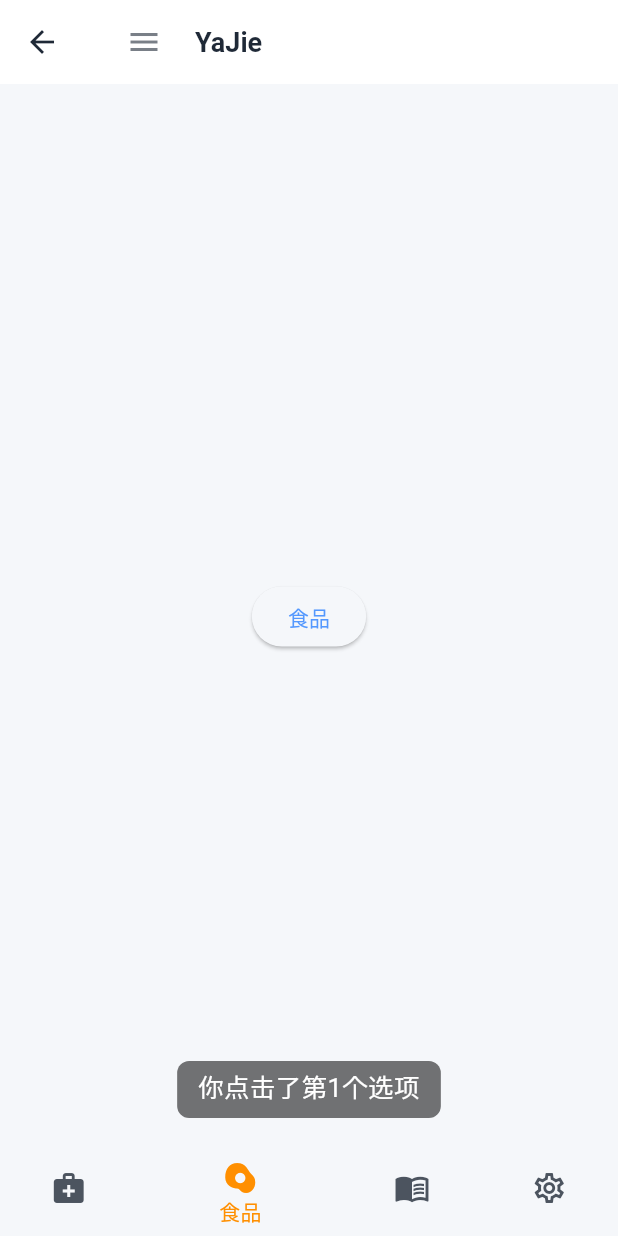
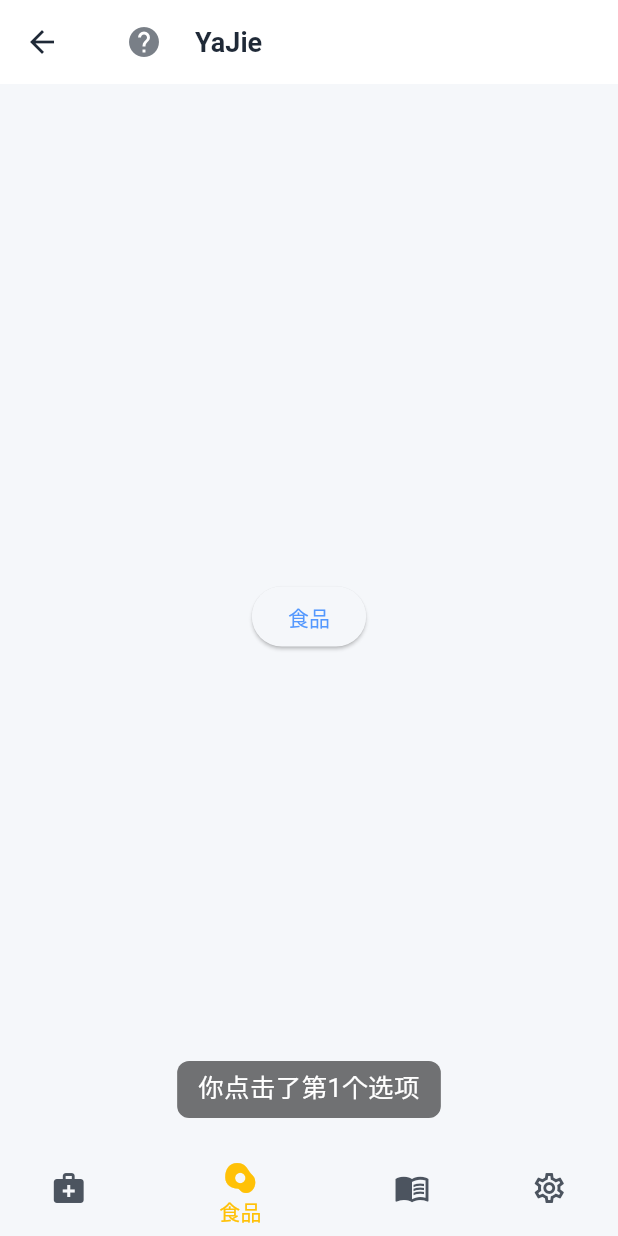
Before and after one commit to xishuai416/YaJie-APP, a Flutter app: the HomeView screen opened by its route, item 2 of the bottom bar chosen, on a phone screen of 412 x 824 dp. Run offline on Flutter 3.47's test engine with Material 3 defaults, Android fonts, the phone set to English and light mode, and no system bars; our stand-ins replace bot_toast, dio, get, get_storage, logger; missing offline and left inert: common_utils, local_notifier, system_tray, window_manager; accounts and stored records are empty; Roboto replaces fonts that are missing (QTxiaotu); statements that could not run were skipped.

Commit message:
增加左侧导航栏适配

```diff
--- a/lib/utils/yj_appbar.dart
+++ b/lib/components/yj_appbar.dart
@@ -55,10 +55,9 @@ class YjAppbar extends StatelessWidget implements PreferredSizeWidget {
         // 隐藏反馈效果
         highlightColor: Colors.transparent,
         hoverColor: Colors.transparent,
-
         // 按钮图标
         icon: Icon(
-          Icons.menu,
+          Icons.help,
           size: 24,
           color: Theme.of(context).colorScheme.onSecondary,
         ),
--- a/lib/modules/home/bindings/home_binding.dart
+++ b/lib/modules/home/home_binding.dart
@@ -1,5 +1,5 @@
 import 'package:get/get.dart';
-import 'package:yajie_app/modules/home/controllers/home_controller.dart';
+import 'package:yajie_app/modules/home/home_controller.dart';
 class HomeBinding extends Bindings {
   @override
   void dependencies() {
--- /dev/null
+++ b/lib/modules/home/home_view.dart
@@ -0,0 +1,193 @@
+import 'package:bot_toast/bot_toast.dart';
+import 'package:flutter/material.dart';
+import 'package:get/get.dart';
+import 'package:yajie_app/modules/home/home_controller.dart';
+import 'package:yajie_app/routes/middlewares/AuthMiddleware.dart';
+import 'package:yajie_app/components/yj_appbar.dart';
+
+/// 首页视图
+class HomeView extends GetView<HomeController> {
+  const HomeView({super.key});
+
+  @override
+  Widget build(BuildContext context) {
+    return Scaffold(
+      // 导航栏
+      appBar: YjAppbar(),
+      // 内容部分
+      body: LayoutBuilder(
+        builder: (context, constraints) {
+         if (constraints.maxWidth < 700){
+           return Obx(() => Scaffold(
+             body: _getAppBar(),
+             bottomNavigationBar: BottomNavigationBar(
+               items: items,
+               currentIndex: controller.selectedIndex.value,
+               selectedItemColor: Colors.amber[500],
+               onTap: controller.onTap,
+             ),
+           ));
+         }else{
+           return Obx(() => Row(
+             mainAxisSize: MainAxisSize.max,
+             children: [
+               NavigationRail(
+                 selectedIndex: controller.selectedIndex.value,
+                 onDestinationSelected: controller.onTap,
+                 labelType: controller.isExpend.value?NavigationRailLabelType.none:NavigationRailLabelType.all,
+                 selectedIconTheme: IconThemeData(color: Colors.amber[500]),
+                 selectedLabelTextStyle: TextStyle(color: Colors.amber[500]),
+                 elevation: 10,
+                 minWidth: 66,
+                 minExtendedWidth:88,
+                 extended: controller.isExpend.value,
+                 useIndicator: false,
+                 leading: _buildLeading(),
+                 destinations: destinations,
+                 trailing: Expanded(
+                   child: Align(
+                     alignment: Alignment.bottomCenter,
+                     child: Padding(
+                       padding: const EdgeInsets.only(bottom: 20.0),
+                       child: IconButton(
+                         icon: Image.asset('assets/images/app_icon.png',
+                         width: 45),
+                         onPressed: () {
+                           BotToast.showText(text: "你点我最好有事情！");
+                         },
+                       ),
+                     ),
+                   ),
+                 ),
+               ),
+               Expanded(
+                 child: _getAppBar(),
+               ),
+             ],
+           ));
+         }
+        }
+      ),
+    );
+  }
+  Widget _buildLeading(){
+    return Builder(
+      builder: (context) {
+        return IconButton(
+          icon: Obx(()=>Icon(controller.isExpend.value?Icons.menu_open:Icons.menu)),
+          onPressed: () {
+            controller.isExpend.value = !controller.isExpend.value;
+          },
+        );
+      },
+    );
+  }
+  Widget _getAppBar() {
+    return Navigator(
+      key: Get.nestedKey(1),
+      initialRoute: '/medical',
+      onGenerateRoute: (settings) {
+        switch(settings.name){
+          case "/medical":
+            return GetPageRoute(
+              settings: settings,
+              page: () => Center(
+                child: ElevatedButton(
+                  onPressed: () {
+                  },
+                  child: const Text('药品'),
+                ),
+              ),
+              middlewares: [AuthMiddleware()],
+            );
+          case "/food":
+            return GetPageRoute(
+              settings: settings,
+              page: () => Center(
+                child: ElevatedButton(
+                  onPressed: () {
+
+                  },
+                  child: const Text('食品'),
+                ),
+              ),
+              middlewares: [AuthMiddleware()],
+            );
+          case "/menu":
+            return GetPageRoute(
+              settings: settings,
+              page: () => Center(
+                child: ElevatedButton(
+                  onPressed: () {
+
+                  },
+                  child: const Text('菜谱'),
+                ),
+              ),
+              middlewares: [AuthMiddleware()],
+            );
+          case "/settings":
+            return GetPageRoute(
+              settings: settings,
+              page: () => Center(
+                child: ElevatedButton(
+                  onPressed: () {
+                  },
+                  child: const Text('设置'),
+                ),
+              ),
+              middlewares: [AuthMiddleware()],
+            );
+          default:
+            return  GetPageRoute(
+              settings: settings,
+              page: () => Center(
+                child: ElevatedButton(
+                  onPressed: () {
+                  },
+                  child: const Text('功能正在开发中...'),
+                ),
+              ),
+              middlewares: [AuthMiddleware()],
+            );
+        }
+      },
+    );
+  }
+  final List<NavigationRailDestination> destinations = const [
+    NavigationRailDestination(
+      icon: Icon(Icons.medical_services),
+      label: Text('药品'),
+    ),
+    NavigationRailDestination(
+      icon: Icon(Icons.egg_alt),
+      label: Text('食品'),
+    ),
+    NavigationRailDestination(
+      icon: Icon(Icons.menu_book),
+      label: Text('菜谱'),
+    ),
+    NavigationRailDestination(
+      icon: Icon(Icons.settings_outlined),
+      label: Text('设置'),
+    ),
+  ];
+  final List<BottomNavigationBarItem> items = const [
+    BottomNavigationBarItem(
+      icon: Icon(Icons.medical_services),
+      label: '药品',
+    ),
+    BottomNavigationBarItem(
+      icon: Icon(Icons.egg_alt),
+      label: '食品',
+    ),
+    BottomNavigationBarItem(
+      icon: Icon(Icons.menu_book),
+      label: '菜谱',
+    ),
+    BottomNavigationBarItem(
+      icon: Icon(Icons.settings_outlined),
+      label: '设置',
+    ),
+  ];
+}
--- a/lib/modules/home/view/home_view.dart
+++ /dev/null
@@ -1,100 +0,0 @@
-import 'package:flutter/material.dart';
-import 'package:get/get.dart';
-import 'package:yajie_app/modules/home/controllers/home_controller.dart';
-import 'package:yajie_app/utils/yj_appbar.dart';
-
-/// 首页视图
-class HomeView extends GetView<HomeController> {
-  const HomeView({super.key});
-
-  @override
-  Widget build(BuildContext context) {
-    return Scaffold(
-      // 导航栏
-      appBar: YjAppbar(),
-      // 内容部分
-      body: Navigator(
-        key: Get.nestedKey(1),
-        initialRoute: '/medical',
-        onGenerateRoute: (settings) {
-          switch(settings.name){
-            case "/medical":
-              return GetPageRoute(
-                settings: settings,
-                page: () => Center(
-                  child: ElevatedButton(
-                    onPressed: () {
-                      controller.exit();
-                    },
-                    child: Text('药品'),
-                  ),
-                ),
-              );
-            case "/food":
-              return GetPageRoute(
-                settings: settings,
-                page: () => Center(
-                  child: ElevatedButton(
-                    onPressed: () {
-                      controller.exit();
-                    },
-                    child: Text('食品'),
-                  ),
-                ),
-              );
-            case "/menu":
-              return GetPageRoute(
-                settings: settings,
-                page: () => Center(
-                  child: ElevatedButton(
-                    onPressed: () {
-                      controller.exit();
-                    },
-                    child: Text('菜谱'),
-                  ),
-                ),
-              );
-            case "/settings":
-            return GetPageRoute(
-              settings: settings,
-              page: () => Center(
-                child: ElevatedButton(
-                  onPressed: () {
-                    controller.exit();
-                  },
-                  child: Text('设置'),
-                ),
-              ),
-            );
-            default:
-             break;
-          }
-        },
-      ),
-      bottomNavigationBar: Obx(() =>BottomNavigationBar(
-        items: const <BottomNavigationBarItem>[
-          BottomNavigationBarItem(
-            icon: Icon(Icons.medical_services),
-            label: '药品',
-          ),
-          BottomNavigationBarItem(
-            icon: Icon(Icons.egg_alt),
-            label: '食品',
-          ),
-          BottomNavigationBarItem(
-            icon: Icon(Icons.menu_book),
-            label: '菜谱',
-          ),
-          BottomNavigationBarItem(
-            icon: Icon(Icons.settings_outlined),
-            label: '设置',
-          ),
-        ],
-        currentIndex: controller.selectedIndex.value,
-        selectedItemColor: Colors.amber[800],
-        onTap: controller.onTap,
-      ),
-      )
-    );
-  }
-}
--- a/lib/modules/login/bindings/login_binding.dart
+++ b/lib/modules/login/login_binding.dart
@@ -1,5 +1,5 @@
 import 'package:get/get.dart';
-import 'package:yajie_app/modules/login/controllers/login_controller.dart';
+import 'package:yajie_app/modules/login/login_controller.dart';
 
 
 class LoginBinding extends Bindings {
--- a/lib/modules/login/view/login_view.dart
+++ b/lib/modules/login/login_view.dart
@@ -1,7 +1,7 @@
 import 'package:flutter/material.dart';
 import 'package:get/get.dart';
-import 'package:yajie_app/modules/login/controllers/login_controller.dart';
-import 'package:yajie_app/utils/yj_appbar.dart';
+import 'package:yajie_app/modules/login/login_controller.dart';
+import 'package:yajie_app/components/yj_appbar.dart';
 
 /// 首页视图
 class LoginView extends GetView<LoginController> {
```
Also changed, not shown: lib/components/dialog.dart (+4 -4 lines), lib/modules/home/home_controller.dart (renamed from lib/modules/home/controllers/home_controller.dart, +1 -32 lines), lib/routes/app_pages.dart (+4 -4 lines), lib/utils/window_controller.dart (+3 -5 lines), lib/modules/login/login_controller.dart (renamed from lib/modules/login/controllers/login_controller.dart), 1 other file.
